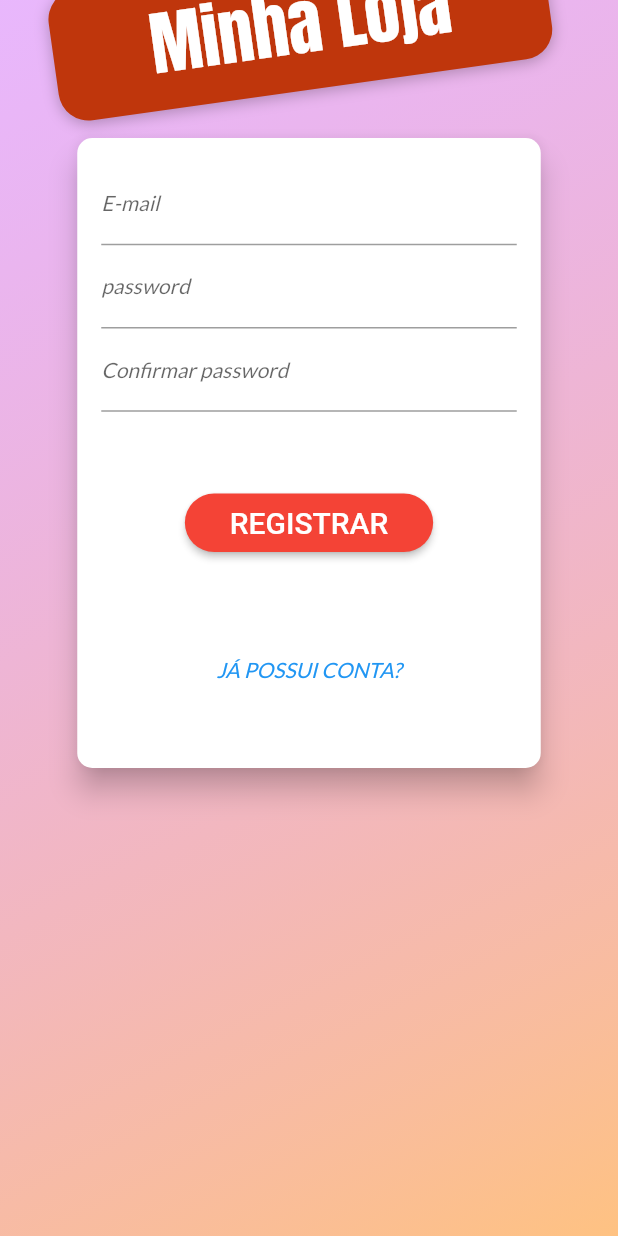
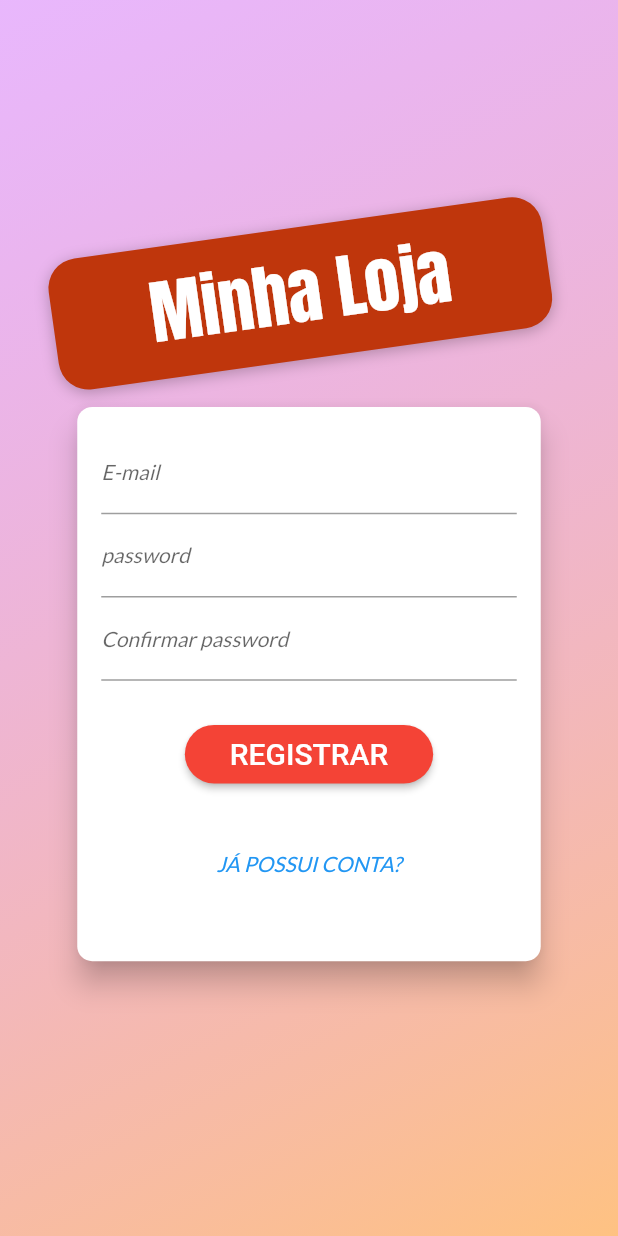
Before and after one commit to EuHigorBarbosa/HBM, a Flutter app: the screen it shows after launch, after a tap on "DESEJA REGISTRAR?", on a phone screen of 412 x 824 dp. Run offline on Flutter 3.47's test engine with Material 2 defaults, Android fonts, the phone set to English and light mode, and no system bars; our stand-ins replace shared_preferences; network calls fail.

Commit message:
commit final

```diff
--- a/lib/components/auth_form.dart
+++ b/lib/components/auth_form.dart
@@ -1,4 +1,24 @@
+/// 1 - Cria uma variável do tipo AnimationController - ela serve para:
+/// 2 - Cria uma variável do tipo Animation _heightAnimation ... que será do tipo de animação que se deseja
+/// fazer, se for animar height, então o tipo é Size, se for opacity, então o tipo é double
+/// 3 - Dentro do initState eu devo instanciar uma variável criada do tipo AnimationController
+/// colocando um parametro que é o Vsync<TickerProvider> dispara uma callback a cada frame e
+/// também a duração da animação
+///     4 - Para poder preencher esse Vsync com um Ticker temos que usar de um
+///     mixin with SingleTickerProviderStateMixin
+/// 5 - Ainda no initState eu devo configurar uma animation instanciando a classe Tween(); pra
+/// determinar os pontos de inicio e fim e a curva
+/// 6 - Liberar o controller instanciado no @override void dispose é necessário.
+/// ============= implementação na UI ================
+/// 7 - O objeto a ser animado tem o height: _heightAnimation?.value.height ?? (_isLogin() ? 310 : 400),
+/// 8 - Determina a direção de animação utilizando um metodo do _controller.forward() e _controller.reverse().
+/// você pode perceber que  o AnimationController tem alguns gets e sets que ajudam
+/// 9 - Depois temos que fazer com que o setState seja um listener da Animation que
+/// foi criada...pra isso adicionamos uma callback setState(()={}) neste listener
+/// e assim, a cada modificação da animação a callback do listener será acionada
+
 import 'package:flutter/material.dart';
+import 'package:flutter/widgets.dart';
 import 'package:provider/provider.dart';
 import 'package:shop/exceptions/exceptions.dart';
 import 'package:shop/models/models.dart';
@@ -14,21 +34,80 @@ class AuthForm extends StatefulWidget {
 }
 
 //higorgustavo@gmail.com
-class _AuthFormState extends State<AuthForm> {
+class _AuthFormState extends State<AuthForm>
+    with SingleTickerProviderStateMixin {
   final _passwordController = TextEditingController();
+  final _formKey = GlobalKey<FormState>();
+  bool _isLoading = false;
   AuthMode _authMode = AuthMode.Login;
-  bool _isLoading = false;
-  final _formKey = GlobalKey<FormState>();
   //Existe esse negocio de chave glogal e existe esse negocio de tipo FormState
   //utilizando-se essa chave você pode manusear metodos do tipo
   //.currentState.save()
   //.currentWidget
   //.currentContext
+  //Aqui ele iniciou o enum como login..ao inves de usar uma variavel qualquer
+  Map<String, String> _authData = {
+    'email': '',
+    'password': '',
+  };
+
+//faz verificações pra saber se está em login ou em signUp
+  bool _isLogin() => _authMode == AuthMode.Login;
+  //bool _isSignup() => _authMode == AuthMode.SignUp;
+  //paramos de usar ao começar a fazer as animações. Antes foi útil.
+
+  AnimationController? _controller;
+  Animation<double>? _opacityAnimation;
+  Animation<Offset>? _slideAnimation;
+
+  ///Essa classe receberá um tipo generics que vai ser o tipo de
+  ///critério de dado que desejo animar, poderia ser altura, opacidade, etc
+  @override
+  void initState() {
+    super.initState();
+
+    _controller = AnimationController(
+        vsync: this,
+        duration: Duration(
+          milliseconds: 300,
+        ));
+
+    ///Esse this quer dizer: o vsync (responsável por conter a callback a ser chamada 60FPS)
+    ///é a propria classe que eu estou agora pois ela implementa e tem os metodos necessários
+    ///pra se transformar num ticker provider. A cada 100 millisengundo ele chama 6 vezes
+
+    _opacityAnimation = Tween(
+      begin: 0.0,
+      end: 1.0,
+    ).animate(CurvedAnimation(
+      parent: _controller!,
+      curve: Curves.decelerate,
+    ));
+    _slideAnimation = Tween<Offset>(
+      begin: Offset(0, -2.5),
+      end: Offset(0, 0),
+    ).animate(CurvedAnimation(
+      parent: _controller!,
+      curve: Curves.decelerate,
+    ));
+    //_heightAnimation?.addListener(() => setState(() {}));
+  }
+
+  @override
+  void dispose() {
+    super.dispose();
+    _controller?.dispose();
+  }
+
   void _switchAuthMode() {
     setState(() {
-      _authMode == AuthMode.Login
-          ? _authMode = AuthMode.SignUp
-          : _authMode = AuthMode.Login;
+      if (_isLogin()) {
+        _authMode = AuthMode.SignUp;
+        _controller?.forward();
+      } else {
+        _authMode = AuthMode.Login;
+        _controller?.reverse();
+      }
     });
   }
 
@@ -90,15 +169,6 @@ class _AuthFormState extends State<AuthForm> {
     setState(() => _isLoading = false);
   }
 
-  //Aqui ele iniciou o enum como login..ao inves de usar uma variavel qualquer
-  Map<String, String> _authData = {
-    'email': '',
-    'password': '',
-  };
-//faz verificações pra saber se está em login ou em signUp
-  bool _isLogin() => _authMode == AuthMode.Login;
-  bool _isSignup() => _authMode == AuthMode.SignUp;
-
   @override
   Widget build(BuildContext context) {
     SizeConfig().init(context);
@@ -113,8 +183,11 @@ class _AuthFormState extends State<AuthForm> {
       shape: RoundedRectangleBorder(
         borderRadius: BorderRadius.circular(10),
       ),
-      child: Container(
-        height: 420,
+      child: AnimatedContainer(
+        //height: _isLogin() ? 250 : 300,
+        duration: Duration(milliseconds: 300),
+        curve: Curves.linear,
+        //height: _heightAnimation?.value.height ?? (_isLogin() ? 310 : 400),
         width: deviceSize.width * 0.75,
         padding: EdgeInsetsDirectional.all(16),
         child: SingleChildScrollView(
@@ -148,8 +221,17 @@ class _AuthFormState extends State<AuthForm> {
                     return null;
                   },
                 ),
-                if (_isSignup())
-                  TextFormField(
+                AnimatedContainer(
+                  constraints: BoxConstraints(
+                      minHeight: _isLogin() ? 0 : 20,
+                      maxHeight: _isLogin() ? 0 : 120),
+                  duration: Duration(milliseconds: 300),
+                  curve: Curves.linear,
+                  child: FadeTransition(
+                    opacity: _opacityAnimation!,
+                    child: SlideTransition(
+                      position: _slideAnimation!,
+                      child: TextFormField(
                         decoration:
                             InputDecoration(labelText: 'Confirmar password'),
                         obscureText: true,
@@ -168,8 +250,11 @@ class _AuthFormState extends State<AuthForm> {
                                 } // Se a confi
                               },
                       ),
+                    ),
+                  ),
+                ),
                 SizedBox(
-                  height: 50,
+                  height: 25,
                 ),
                 (_isLoading)
                     ? CircularProgressIndicator()
@@ -187,12 +272,15 @@ class _AuthFormState extends State<AuthForm> {
                         ),
                       ),
                 SizedBox(
-                  height: 50,
+                  height: 25,
                 ),
                 TextButton(
                   onPressed: _switchAuthMode,
                   child: Text(
                       _isLogin() ? 'DESEJA REGISTRAR?' : 'JÁ POSSUI CONTA?'),
+                ),
+                SizedBox(
+                  height: 25,
                 ),
               ],
             ),
--- a/lib/models/order_list.dart
+++ b/lib/models/order_list.dart
@@ -133,7 +133,7 @@ class OrderList with ChangeNotifier {
           products: (orderData['products'] as List<dynamic>).map((itemOfMap) {
             return CartItem(
                 id: itemOfMap['id'],
-                price: itemOfMap['price'],
+                price: itemOfMap['price'].toDouble(),
                 name: itemOfMap['name'],
                 producId: itemOfMap['producId'],
                 quantity: itemOfMap['quantity']);
--- a/lib/pages/auth_page.dart
+++ b/lib/pages/auth_page.dart
@@ -41,11 +41,12 @@ class AuthPage extends StatelessWidget {
               ),
             ),
             SafeArea(
-              child: Container(
-                width: double.infinity,
+              child: Center(
+                //width: double.infinity,
+                child: SingleChildScrollView(
                   child: Column(
-                  //mainAxisAlignment: MainAxisAlignment.spaceAround,
-                  crossAxisAlignment: CrossAxisAlignment.center,
+                    mainAxisAlignment: MainAxisAlignment.center,
+                    //crossAxisAlignment: CrossAxisAlignment.center,
                     children: [
                       Container(
                         child: Align(
@@ -86,6 +87,7 @@ class AuthPage extends StatelessWidget {
                     ],
                   ),
                 ),
+              ),
             )
           ],
         ),
```
Also changed, not shown: lib/components/order_widget.dart (+11 -6 lines), lib/components/product_grid_item.dart (+11 -2 lines), lib/components/product_item.dart (+10 -1 lines), lib/pages/product_detail_page.dart (+43 -17 lines), lib/utils/custom_route.dart (added, +20 -0 lines), 3 other files. Lines whose indentation alone changed are shown as unchanged.
